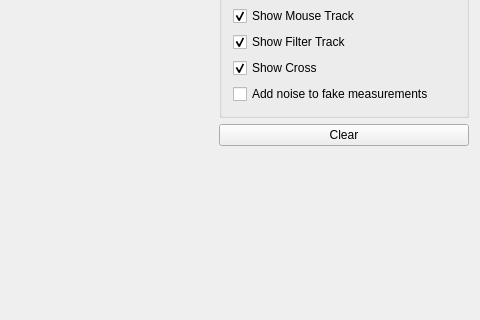
Old version of the form mainwindow.ui in the repository idaohang/kalman-test; both pictures show x 598 to 1078 and y 266 to 586 of the 1078 by 687 pixel window.
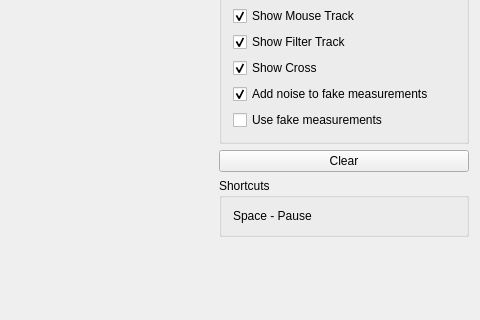
New version of the form.

Commit message: introduced more controls

The edit to the form file:
```diff
--- a/mainwindow.ui
+++ b/mainwindow.ui
@@ -304,6 +304,19 @@
              <property name="text">
               <string>Add noise to fake measurements</string>
              </property>
+             <property name="checked">
+              <bool>true</bool>
+             </property>
+            </widget>
+           </item>
+           <item>
+            <widget class="QCheckBox" name="checkBoxUseFakeMeausur">
+             <property name="text">
+              <string>Use fake measurements</string>
+             </property>
+             <property name="checked">
+              <bool>false</bool>
+             </property>
             </widget>
            </item>
           </layout>
@@ -324,6 +337,22 @@
         </property>
        </widget>
       </item>
+      <item>
+       <widget class="QGroupBox" name="groupBox_3">
+        <property name="title">
+         <string>Shortcuts</string>
+        </property>
+        <layout class="QGridLayout" name="gridLayout_3">
+         <item row="0" column="0">
+          <widget class="QLabel" name="label_7">
+           <property name="text">
+            <string>Space - Pause</string>
+           </property>
+          </widget>
+         </item>
+        </layout>
+       </widget>
+      </item>
       <item>
        <spacer name="verticalSpacer">
         <property name="orientation">
```
The commit also changes 2 other files.
